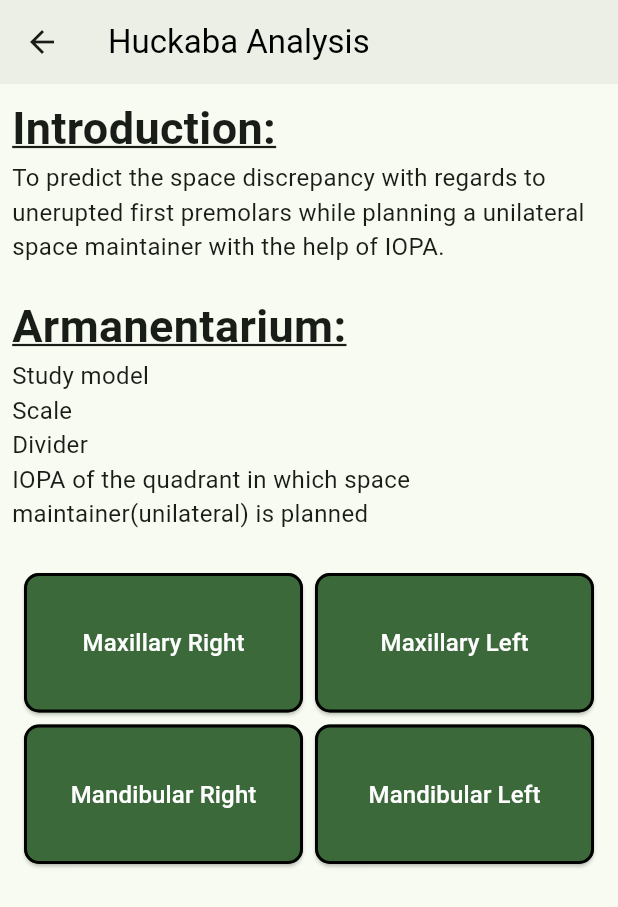
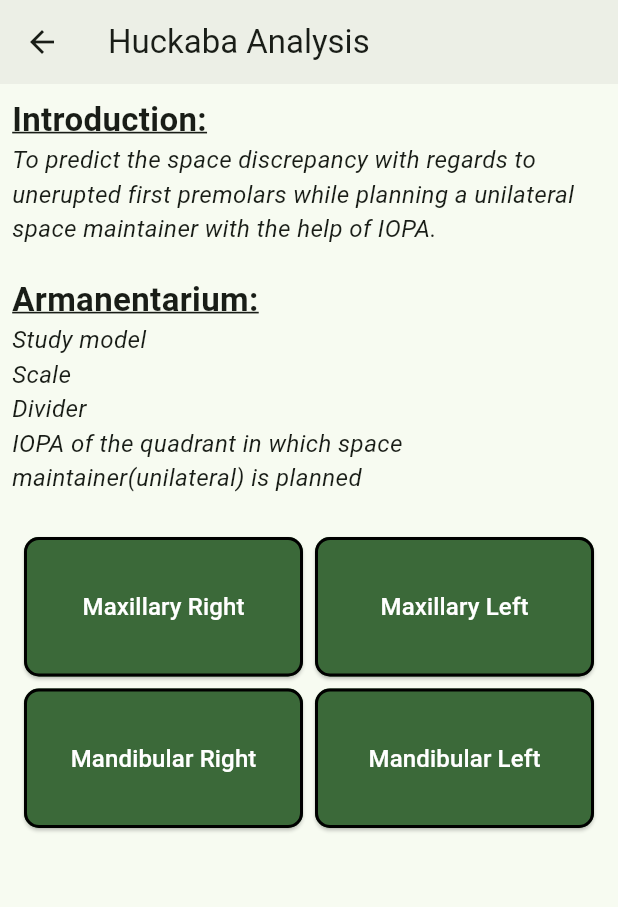
Before and after one commit to Abdulqadir8604/ispacalise, a Flutter app: the screen it shows after launch, after a tap on "Huckaba Analysis", on a phone screen of 412 x 824 dp. Shown: the top 907 px of the screen. Run offline on Flutter 3.47's test engine with Material 3 defaults, Android fonts, the phone set to English and light mode, and no system bars.

Commit message:
beta huckaba (prototype) v1-ui updates added dark mode

```diff
--- a/lib/hackuba/huckaba_page.dart
+++ b/lib/hackuba/huckaba_page.dart
@@ -1,4 +1,5 @@
 import 'package:flutter/material.dart';
+import 'package:ispacalise/service/slide_transition.dart';
 import 'package:ispacalise/ui/mbutton.dart';
 
 import 'quadrants/huckaba_quadrants.dart';
@@ -17,8 +18,13 @@ class _HuckabaAnalysisPageState extends State<HuckabaAnalysisPage> {
     return Scaffold(
       appBar: AppBar(
         backgroundColor: Theme.of(context).colorScheme.surfaceContainer,
-        title: Text('Huckaba Analysis',
-            style: TextStyle(color: Colors.black, fontSize: Theme.of(context).textTheme.titleLarge?.fontSize)),
+        title: Text(
+          'Huckaba Analysis',
+          style: TextStyle(
+            color: Theme.of(context).colorScheme.onSurface,
+            fontSize: Theme.of(context).textTheme.titleLarge?.fontSize,
+          ),
+        ),
       ),
       body: SizedBox(
         width: double.infinity,
@@ -28,25 +34,31 @@ class _HuckabaAnalysisPageState extends State<HuckabaAnalysisPage> {
             child: Column(
               crossAxisAlignment: CrossAxisAlignment.start,
               children: [
-                const Text("Introduction: ",
+                Text("Introduction: ",
                     style: TextStyle(
-                        fontSize: 30,
+                        fontSize: Theme.of(context).textTheme.titleLarge?.fontSize,
                         fontWeight: FontWeight.bold,
                         decoration: TextDecoration.underline)),
                 Text(
                   "To predict the space discrepancy with regards to unerupted first premolars while planning a unilateral space maintainer with the help of IOPA.",
-                  style: TextStyle(fontSize: Theme.of(context).textTheme.bodyLarge?.fontSize,),
+                  style: TextStyle(
+                    fontSize: Theme.of(context).textTheme.bodyLarge?.fontSize,
+                    fontStyle: FontStyle.italic,
+                  ),
                 ),
                 const SizedBox(height: 20),
                 Text("Armanentarium: ",
                     style: TextStyle(
-                        fontSize: 30,
+                        fontSize: Theme.of(context).textTheme.titleLarge?.fontSize,
                         color: colorScheme.onSurface,
                         fontWeight: FontWeight.bold,
                         decoration: TextDecoration.underline)),
                 Text(
                   "Study model\nScale\nDivider\nIOPA of the quadrant in which space maintainer(unilateral) is planned",
-                  style: TextStyle(fontSize: Theme.of(context).textTheme.bodyLarge?.fontSize, color: colorScheme.onSurface),
+                  style: TextStyle(
+                      fontSize: Theme.of(context).textTheme.bodyLarge?.fontSize,
+                      fontStyle: FontStyle.italic,
+                      color: colorScheme.onSurface),
                 ),
                 const SizedBox(height: 20),
                 GridView.count(
@@ -64,11 +76,12 @@ class _HuckabaAnalysisPageState extends State<HuckabaAnalysisPage> {
                       onPressed: () {
                         Navigator.push(
                           context,
-                          MaterialPageRoute(
-                            builder: (context) => const HuckabaQuads(
-                              huckabaData: {"x1": 54, "x2": 54, "y2": 14, "title": "Maxillary Right"},
-                            ),
-                          ),
+                          huckabaAnalPageRouteBuilder(context, {
+                            "x1": 54,
+                            "x2": 54,
+                            "y2": 14,
+                            "title": "Maxillary Right"
+                          }),
                         );
                       },
                       text: 'Maxillary Right',
@@ -79,11 +92,12 @@ class _HuckabaAnalysisPageState extends State<HuckabaAnalysisPage> {
                       onPressed: () {
                         Navigator.push(
                           context,
-                          MaterialPageRoute(
-                            builder: (context) => const HuckabaQuads(
-                              huckabaData: {"x1": 64, "x2": 64, "y2": 24, "title": "Maxillary Left"},
-                            ),
-                          ),
+                          huckabaAnalPageRouteBuilder(context, {
+                            "x1": 64,
+                            "x2": 64,
+                            "y2": 24,
+                            "title": "Maxillary Left"
+                          }),
                         );
                       },
                       text: 'Maxillary Left',
@@ -94,11 +108,12 @@ class _HuckabaAnalysisPageState extends State<HuckabaAnalysisPage> {
                       onPressed: () {
                         Navigator.push(
                           context,
-                          MaterialPageRoute(
-                            builder: (context) => const HuckabaQuads(
-                              huckabaData: {"x1": 84, "x2": 84, "y2": 44, "title": "Mandibular Right"},
-                            ),
-                          ),
+                          huckabaAnalPageRouteBuilder(context, {
+                            "x1": 84,
+                            "x2": 84,
+                            "y2": 44,
+                            "title": "Mandibular Right"
+                          }),
                         );
                       },
                       text: 'Mandibular Right',
@@ -109,11 +124,12 @@ class _HuckabaAnalysisPageState extends State<HuckabaAnalysisPage> {
                       onPressed: () {
                         Navigator.push(
                           context,
-                          MaterialPageRoute(
-                            builder: (context) => const HuckabaQuads(
-                              huckabaData: {"x1": 74, "x2": 74, "y2": 34, "title": "Mandibular Left"},
-                            ),
-                          ),
+                          huckabaAnalPageRouteBuilder(context, {
+                            "x1": 74,
+                            "x2": 74,
+                            "y2": 34,
+                            "title": "Mandibular Left"
+                          }),
                         );
                       },
                       text: 'Mandibular Left',
--- a/lib/hackuba/quadrants/huckaba_quadrants.dart
+++ b/lib/hackuba/quadrants/huckaba_quadrants.dart
@@ -39,9 +39,8 @@ class _HuckabaQuadsState extends State<HuckabaQuads> {
         backgroundColor: Theme.of(context).colorScheme.surfaceContainer,
         title: Text('Huckaba Analysis: ${widget.huckabaData["title"]}',
             style: TextStyle(
-                color: Colors.black,
+                color: Theme.of(context).colorScheme.onSurface,
                 fontSize: Theme.of(context).textTheme.titleMedium?.fontSize)),
-        actionsIconTheme: IconThemeData(color: Theme.of(context).colorScheme.primary),
         actions: [
           IconButton(
               onPressed: () {
--- a/lib/home_page.dart
+++ b/lib/home_page.dart
@@ -4,6 +4,7 @@ import 'package:flutter/material.dart';
 import 'package:ispacalise/ui/mbutton.dart';
 
 import 'hackuba/huckaba_page.dart';
+import 'service/slide_transition.dart';
 
 class HomePage extends StatelessWidget {
   const HomePage({super.key});
@@ -14,7 +15,13 @@ class HomePage extends StatelessWidget {
       appBar: AppBar(
         backgroundColor: Theme.of(context).colorScheme.surfaceContainer,
         centerTitle: true,
-        title: const Text('iSpacalise', style: TextStyle(color: Colors.black, fontSize: 30)),
+        title: Text(
+          'iSpacalise',
+          style: TextStyle(
+            color: Theme.of(context).colorScheme.onSurface,
+            fontSize: Theme.of(context).textTheme.headlineSmall?.fontSize,
+          ),
+        ),
       ),
       body: SizedBox(
         width: double.infinity,
@@ -28,9 +35,7 @@ class HomePage extends StatelessWidget {
               onPressed: () {
                 Navigator.push(
                   context,
-                  MaterialPageRoute(
-                    builder: (context) => const HuckabaAnalysisPage(),
-                  ),
+                  huckabaPageRouteBuilder(context),
                 );
               },
               text: 'Huckaba Analysis',
--- a/lib/main.dart
+++ b/lib/main.dart
@@ -12,9 +12,14 @@ class MyApp extends StatelessWidget {
   @override
   Widget build(BuildContext context) {
     return MaterialApp(
-      title: 'Flutter Demo',
+      title: 'iSpacalise',
+      debugShowCheckedModeBanner: false,
       theme: ThemeData(
         colorScheme: ColorScheme.fromSeed(seedColor: Colors.green),
+        useMaterial3: true,
+      ),
+      darkTheme: ThemeData(
+        colorScheme: ColorScheme.fromSeed(seedColor: Colors.green, brightness: Brightness.dark),
         useMaterial3: true,
       ),
       home: const HomePage(),
--- /dev/null
+++ b/lib/service/slide_transition.dart
@@ -0,0 +1,42 @@
+import 'package:flutter/material.dart';
+import 'package:ispacalise/hackuba/quadrants/huckaba_quadrants.dart';
+
+import '../hackuba/huckaba_page.dart';
+
+PageRouteBuilder huckabaPageRouteBuilder(BuildContext context) {
+  return PageRouteBuilder(
+    pageBuilder: (context, animation, secondaryAnimation) => const HuckabaAnalysisPage(),
+    transitionsBuilder: (context, animation, secondaryAnimation, child) {
+      const begin = Offset(1.0, 0.0);
+      const end = Offset.zero;
+      const curve = Curves.ease;
+
+      var tween = Tween(begin: begin, end: end).chain(CurveTween(curve: curve));
+      var offsetAnimation = animation.drive(tween);
+
+      return SlideTransition(
+        position: offsetAnimation,
+        child: child,
+      );
+    },
+  );
+}
+
+PageRouteBuilder huckabaAnalPageRouteBuilder(BuildContext context, huckabaData) {
+  return PageRouteBuilder(
+    pageBuilder: (context, animation, secondaryAnimation) => HuckabaQuads(huckabaData: huckabaData),
+    transitionsBuilder: (context, animation, secondaryAnimation, child) {
+      const begin = Offset(1.0, 0.0);
+      const end = Offset.zero;
+      const curve = Curves.ease;
+
+      var tween = Tween(begin: begin, end: end).chain(CurveTween(curve: curve));
+      var offsetAnimation = animation.drive(tween);
+
+      return SlideTransition(
+        position: offsetAnimation,
+        child: child,
+      );
+    },
+  );
+}
```
